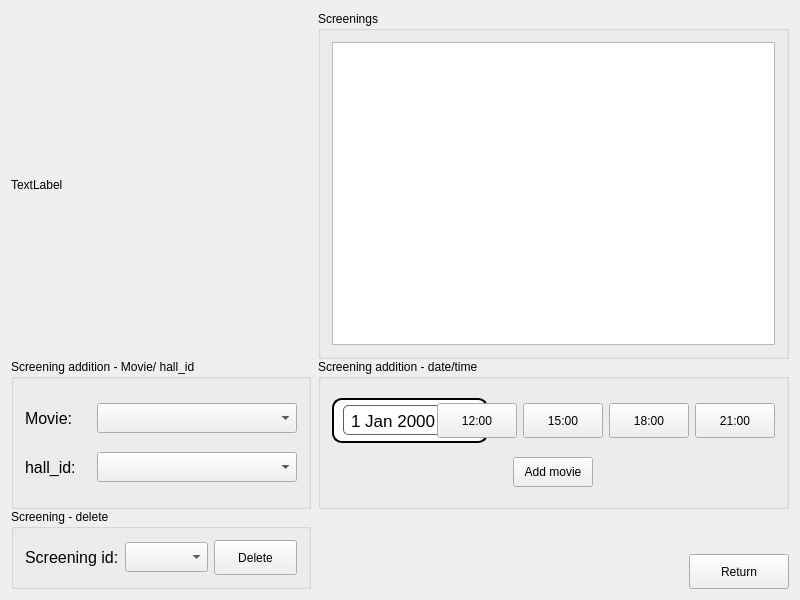
The window that ScreeningManager.ui (JustKoshi/QTCinemaProject) describes before a commit, drawn with Qt 5.
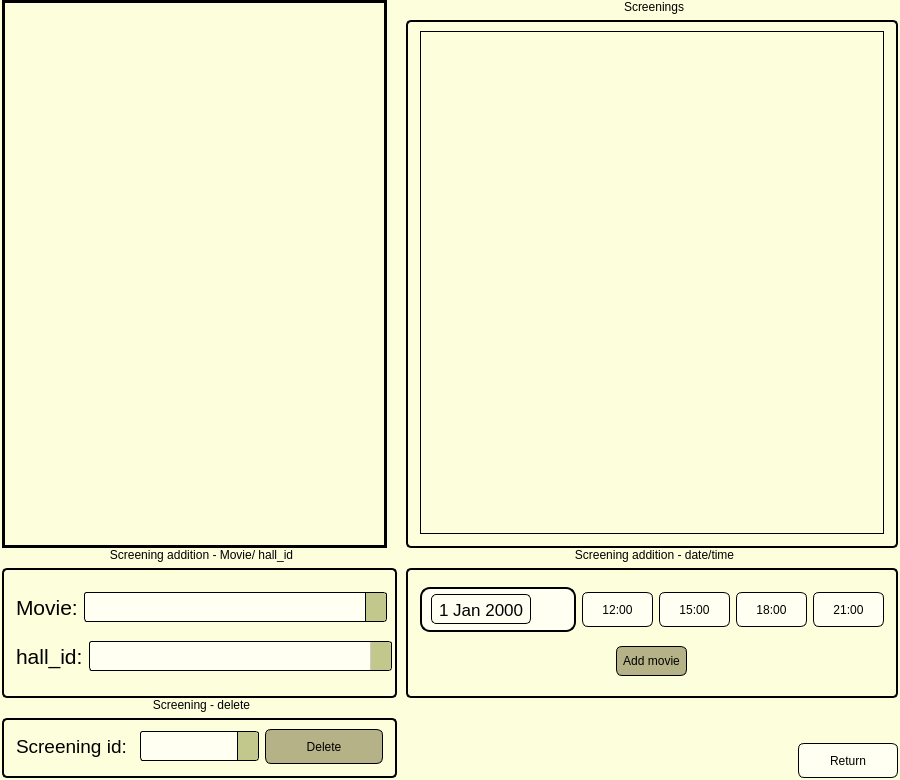
The same window after the commit. Icons and pictures are not drawn.

What changed in the file:
```diff
--- a/ScreeningManager.ui
+++ b/ScreeningManager.ui
@@ -6,28 +6,45 @@
    <rect>
     <x>0</x>
     <y>0</y>
-    <width>800</width>
-    <height>600</height>
+    <width>900</width>
+    <height>780</height>
    </rect>
   </property>
   <property name="minimumSize">
    <size>
-    <width>800</width>
-    <height>600</height>
+    <width>900</width>
+    <height>780</height>
    </size>
   </property>
   <property name="maximumSize">
    <size>
-    <width>829</width>
+    <width>900</width>
     <height>16777215</height>
    </size>
   </property>
   <property name="windowTitle">
    <string>ScreeningManager</string>
   </property>
+  <property name="styleSheet">
+   <string notr="true">QWidget{
+background-color: rgb(253, 255, 220)
+}</string>
+  </property>
   <layout class="QHBoxLayout" name="horizontalLayout_5">
+   <property name="leftMargin">
+    <number>2</number>
+   </property>
+   <property name="topMargin">
+    <number>0</number>
+   </property>
+   <property name="rightMargin">
+    <number>2</number>
+   </property>
+   <property name="bottomMargin">
+    <number>2</number>
+   </property>
    <item>
-    <layout class="QGridLayout" name="gridLayout">
+    <layout class="QGridLayout" name="gridLayout" rowstretch="0,0,0" columnstretch="0,0">
      <property name="leftMargin">
       <number>0</number>
      </property>
@@ -35,7 +52,7 @@
       <number>0</number>
      </property>
      <property name="horizontalSpacing">
-      <number>7</number>
+      <number>9</number>
      </property>
      <property name="verticalSpacing">
       <number>0</number>
@@ -48,13 +65,77 @@
          <height>35</height>
         </size>
        </property>
+       <property name="styleSheet">
+        <string notr="true">QPushButton {
+    background-color: rgb(255, 255, 242);
+    border: 1px solid black;
+    border-radius: 6px;
+    padding: 6px;
+}
+
+QPushButton:hover {
+    background-color: rgb(182, 178, 135);
+}
+
+QPushButton:pressed {
+    background-color: #d0d0d0;
+}</string>
+       </property>
        <property name="text">
         <string>Return</string>
        </property>
       </widget>
      </item>
+     <item row="0" column="0">
+      <widget class="QLabel" name="label_3">
+       <property name="minimumSize">
+        <size>
+         <width>385</width>
+         <height>523</height>
+        </size>
+       </property>
+       <property name="maximumSize">
+        <size>
+         <width>385</width>
+         <height>16777215</height>
+        </size>
+       </property>
+       <property name="styleSheet">
+        <string notr="true">QLabel{
+	border: 3px solid black;
+	image: url(:/ProjectionScreen/Resource files/posters/cinemaposter.png);
+	
+}</string>
+       </property>
+       <property name="lineWidth">
+        <number>0</number>
+       </property>
+       <property name="text">
+        <string/>
+       </property>
+       <property name="margin">
+        <number>0</number>
+       </property>
+      </widget>
+     </item>
      <item row="2" column="0">
       <widget class="QGroupBox" name="groupBox_3">
+       <property name="styleSheet">
+        <string notr="true">QGroupBox {
+    border: 2px solid black;
+    border-radius: 5px;
+    margin-top: 20px;
+    padding: 10px;
+}
+
+QGroupBox::title {
+    subcontrol-origin: margin;
+    subcontrol-position: top center; /* pozycja tytułu */
+    padding: 0 5px;
+    background-color: transparent;
+    color: black;
+}</string>
+       </property>
        <property name="title">
         <string>Screening - delete</string>
        </property>
@@ -63,7 +144,8 @@
          <widget class="QLabel" name="label">
           <property name="font">
            <font>
-            <pointsize>12</pointsize>
+            <family>Arial</family>
+            <pointsize>14</pointsize>
            </font>
           </property>
           <property name="text">
@@ -75,20 +157,79 @@
          <widget class="QComboBox" name="comboBox_screening_id">
           <property name="minimumSize">
            <size>
-            <width>0</width>
+            <width>119</width>
             <height>30</height>
            </size>
           </property>
+          <property name="maximumSize">
+           <size>
+            <width>90</width>
+            <height>16777215</height>
+           </size>
+          </property>
+          <property name="styleSheet">
+           <string notr="true">QComboBox {
+   	background-color: rgb(255, 255, 242);
+    border: 1px solid black;
+    border-radius: 3px;
+    padding: 1px 18px 1px 3px;
+    min-width: 6em;
+}
+
+QComboBox:hover {
+    border: 1px solid #aaa;
+}
+
+QComboBox::drop-down {
+    subcontrol-origin: padding;
+    subcontrol-position: right;
+    width: 20px;
+    border-left-width: 1px;
+    border-left-color: black;
+    border-left-style: solid;
+    border-top-right-radius: 3px;
+    border-bottom-right-radius: 3px;
+  background-color: rgb(194, 200, 140);
+}
+
+QComboBox::down-arrow {
+    image: url(:/ProjectionScreen/Resource files/icons/down2.png);
+	width: 16px;
+	height: 16px;
+}
+
+QComboBox::down-arrow:on {
+    top: 1px;
+    left: 1px;
+}</string>
+          </property>
          </widget>
         </item>
         <item>
          <widget class="QPushButton" name="pushButton_delete_screening">
           <property name="minimumSize">
            <size>
-            <width>0</width>
+            <width>100</width>
             <height>35</height>
            </size>
           </property>
+          <property name="styleSheet">
+           <string notr="true">QPushButton {
+       background-color: rgb(182, 178, 135);
+    border: 1px solid black;
+    border-radius: 6px;
+    padding: 6px;
+}
+
+QPushButton:hover {
+
+ background-color: rgb(255, 255, 242);
+}
+
+QPushButton:pressed {
+    background-color: #d0d0d0;
+}</string>
+          </property>
           <property name="text">
            <string>Delete</string>
           </property>
@@ -97,21 +238,30 @@
        </layout>
       </widget>
      </item>
-     <item row="0" column="0">
-      <widget class="QLabel" name="label_3">
-       <property name="minimumSize">
-        <size>
-         <width>300</width>
-         <height>300</height>
-        </size>
-       </property>
-       <property name="text">
-        <string>TextLabel</string>
-       </property>
-      </widget>
-     </item>
      <item row="1" column="0">
       <widget class="QGroupBox" name="groupBox_2">
+       <property name="maximumSize">
+        <size>
+         <width>395</width>
+         <height>16777215</height>
+        </size>
+       </property>
+       <property name="styleSheet">
+        <string notr="true">QGroupBox {
+    border: 2px solid black;
+    border-radius: 5px;
+    margin-top: 20px;
+    padding: 10px;
+}
+
+QGroupBox::title {
+    subcontrol-origin: margin;
+    subcontrol-position: top center; /* pozycja tytułu */
+    padding: 0 5px;
+    background-color: transparent;
+    color: black;
+}</string>
+       </property>
        <property name="title">
         <string>Screening addition - Movie/ hall_id</string>
        </property>
@@ -122,7 +272,8 @@
            <widget class="QLabel" name="label_movie">
             <property name="font">
              <font>
-              <pointsize>12</pointsize>
+              <family>Arial</family>
+              <pointsize>16</pointsize>
              </font>
             </property>
             <property name="text">
@@ -130,14 +281,56 @@
             </property>
            </widget>
           </item>
-          <item>
+          <item alignment="Qt::AlignLeft">
            <widget class="QComboBox" name="comboBox_movies">
             <property name="minimumSize">
              <size>
-              <width>200</width>
+              <width>270</width>
               <height>30</height>
              </size>
             </property>
+            <property name="maximumSize">
+             <size>
+              <width>260</width>
+              <height>16777215</height>
+             </size>
+            </property>
+            <property name="styleSheet">
+             <string notr="true">QComboBox {
+   	background-color: rgb(255, 255, 242);
+    border: 1px solid black;
+    border-radius: 3px;
+    padding: 1px 18px 1px 3px;
+    min-width: 280px
+}
+
+QComboBox:hover {
+    border: 1px solid #aaa;
+}
+
+QComboBox::drop-down {
+    subcontrol-origin: padding;
+    subcontrol-position: right;
+    width: 20px;
+    border-left-width: 1px;
+    border-left-color: black;
+    border-left-style: solid;
+    border-top-right-radius: 3px;
+    border-bottom-right-radius: 3px;
+    background-color: rgb(194, 200, 140);
+}
+
+QComboBox::down-arrow {
+    image: url(:/ProjectionScreen/Resource files/icons/down2.png);
+	width: 16px;
+	height: 16px;
+}
+
+QComboBox::down-arrow:on {
+    top: 1px;
+    left: 1px;
+}</string>
+            </property>
            </widget>
           </item>
          </layout>
@@ -154,7 +347,8 @@
             </property>
             <property name="font">
              <font>
-              <pointsize>12</pointsize>
+              <family>Arial</family>
+              <pointsize>16</pointsize>
              </font>
             </property>
             <property name="text">
@@ -162,14 +356,77 @@
             </property>
            </widget>
           </item>
-          <item>
+          <item alignment="Qt::AlignLeft">
            <widget class="QComboBox" name="comboBox_hall">
             <property name="minimumSize">
              <size>
-              <width>200</width>
+              <width>270</width>
               <height>30</height>
              </size>
             </property>
+            <property name="maximumSize">
+             <size>
+              <width>270</width>
+              <height>16777215</height>
+             </size>
+            </property>
+            <property name="styleSheet">
+             <string notr="true">QComboBox {
+   	background-color: rgb(255, 255, 242);
+    border: 1px solid black;
+    border-radius: 3px;
+    padding: 1px 18px 1px 3px;
+    min-width: 280px;
+}
+
+QComboBox:hover {
+    border: 1px solid #aaa;
+}
+
+QComboBox::drop-down {
+    subcontrol-origin: padding;
+    subcontrol-position: right;
+    width: 20px;
+    border-left-width: 1px;
+    border-left-color: black;
+    border-left-style: solid;
+    border-top-right-radius: 3px;
+    border-bottom-right-radius: 3px;
+background-color: rgb(194, 200, 140);
+}
+
+QComboBox::down-arrow {
+    image: url(:/ProjectionScreen/Resource files/icons/down2.png);
+	width: 16px;
+	height: 16px;
+}
+
+QComboBox::down-arrow:on {
+    top: 1px;
+    left: 1px;
+}
+QComboBox::drop-down {
+    subcontrol-origin: padding;
+    subcontrol-position: right;
+    width: 20px;
+    border-left-width: 1px;
+    border-left-color: #ccc;
+    border-left-style: solid;
+    border-top-right-radius: 3px;
+    border-bottom-right-radius: 3px;
+   background-color: rgb(194, 200, 140);
+}
+
+QComboBox::down-arrow {
+    image: url(:/ProjectionScreen/Resource files/icons/down2.png);
+	width: 16px;
+	height: 16px;
+}
+QComboBox::down-arrow:on {
+    top: 1px;
+    left: 1px;
+}</string>
+            </property>
            </widget>
           </item>
          </layout>
@@ -177,25 +434,6 @@
        </layout>
       </widget>
      </item>
-     <item row="0" column="1">
-      <widget class="QGroupBox" name="groupBox_4">
-       <property name="title">
-        <string>Screenings</string>
-       </property>
-       <layout class="QHBoxLayout" name="horizontalLayout_6">
-        <item>
-         <widget class="QTableView" name="screening_table">
-          <property name="minimumSize">
-           <size>
-            <width>280</width>
-            <height>300</height>
-           </size>
-          </property>
-         </widget>
-        </item>
-       </layout>
-      </widget>
-     </item>
      <item row="1" column="1">
       <widget class="QGroupBox" name="groupBox">
        <property name="minimumSize">
@@ -204,6 +442,22 @@
          <height>150</height>
         </size>
        </property>
+       <property name="styleSheet">
+        <string notr="true">QGroupBox {
+    border: 2px solid black;
+    border-radius: 5px;
+    margin-top: 20px;
+    padding: 10px;
+}
+
+QGroupBox::title {
+    subcontrol-origin: margin;
+    subcontrol-position: top center; 
+    padding: 0 5px;
+    background-color: transparent;
+    color: black;
+}</string>
+       </property>
        <property name="title">
         <string>Screening addition - date/time</string>
        </property>
@@ -229,7 +483,7 @@
     border: 2px solid black;
     border-radius: 10px;
     padding: 5px;
-    background-color: white;
+    background-color:rgb(255, 255, 242);
 }</string>
             </property>
             <property name="frameShape">
@@ -281,8 +535,9 @@
 #dateEdit {
     font-size: 17px;
     padding: 5px;
-    border: 1px solid rgb(95, 95, 95);
+    border: 1px solid black;
     border-radius: 5px;
+	background-color: rgb(255, 255, 242);
 }</string>
                </property>
                <property name="wrapping">
@@ -329,6 +584,22 @@
               <height>35</height>
              </size>
             </property>
+            <property name="styleSheet">
+             <string notr="true">QPushButton {
+    background-color: rgb(255, 255, 242);
+    border: 1px solid black;
+    border-radius: 6px;
+    padding: 6px;
+}
+
+QPushButton:hover {
+    background-color: rgb(182, 178, 135);
+}
+
+QPushButton:pressed {
+    background-color: #d0d0d0;
+}</string>
+            </property>
             <property name="text">
              <string>12:00</string>
             </property>
@@ -342,6 +613,22 @@
               <height>35</height>
              </size>
             </property>
+            <property name="styleSheet">
+             <string notr="true">QPushButton {
+    background-color: rgb(255, 255, 242);
+    border: 1px solid black;
+    border-radius: 6px;
+    padding: 6px;
+}
+
+QPushButton:hover {
+    background-color: rgb(182, 178, 135);
+}
+
+QPushButton:pressed {
+    background-color: #d0d0d0;
+}</string>
+            </property>
             <property name="text">
              <string>15:00</string>
             </property>
@@ -355,6 +642,22 @@
               <height>35</height>
              </size>
             </property>
+            <property name="styleSheet">
+             <string notr="true">QPushButton {
+    background-color: rgb(255, 255, 242);
+    border: 1px solid black;
+    border-radius: 6px;
+    padding: 6px;
+}
+
+QPushButton:hover {
+    background-color: rgb(182, 178, 135);
+}
+
+QPushButton:pressed {
+    background-color: #d0d0d0;
+}</string>
+            </property>
             <property name="text">
              <string>18:00</string>
             </property>
@@ -368,6 +671,22 @@
               <height>35</height>
              </size>
             </property>
+            <property name="styleSheet">
+             <string notr="true">QPushButton {
+    background-color: rgb(255, 255, 242);
+    border: 1px solid black;
+    border-radius: 6px;
+    padding: 6px;
+}
+
+QPushButton:hover {
+    background-color: rgb(182, 178, 135);
+}
+
+QPushButton:pressed {
+    background-color: #d0d0d0;
+}</string>
+            </property>
             <property name="text">
              <string>21:00</string>
             </property>
@@ -383,6 +702,23 @@
             <height>30</height>
            </size>
           </property>
+          <property name="styleSheet">
+           <string notr="true">QPushButton {
+ 
+ background-color: rgb(182, 178, 135);
+    border: 1px solid black;
+    border-radius: 6px;
+    padding: 6px;
+}
+
+QPushButton:hover {
+   background-color: rgb(255, 255, 242);
+}
+
+QPushButton:pressed {
+    background-color: #d0d0d0;
+}</string>
+          </property>
           <property name="text">
            <string>Add movie</string>
           </property>
@@ -397,6 +733,77 @@
        </layout>
       </widget>
      </item>
+     <item row="0" column="1">
+      <widget class="QGroupBox" name="groupBox_4">
+       <property name="styleSheet">
+        <string notr="true">QGroupBox {
+    border: 2px solid black;
+    border-radius: 5px;
+    margin-top: 20px;
+    padding: 10px;
+}
+
+QGroupBox::title {
+    subcontrol-origin: margin;
+    subcontrol-position: top center; 
+    padding: 0 5px;
+    background-color: transparent;
+    color: black;
+}</string>
+       </property>
+       <property name="title">
+        <string>Screenings</string>
+       </property>
+       <layout class="QHBoxLayout" name="horizontalLayout_6">
+        <item>
+         <widget class="QTableView" name="screening_table">
+          <property name="minimumSize">
+           <size>
+            <width>280</width>
+            <height>300</height>
+           </size>
+          </property>
+          <property name="styleSheet">
+           <string notr="true">QTableView {
+    background-color: rgb(253, 255, 220);
+    alternate-background-color: rgb(240, 248, 255);
+    gridline-color: rgb(220, 220, 220);
+    border: 1px solid black;
+}
+
+QHeaderView::section {
+    background-color: rgb(182, 178, 135);
+    color: black;
+    padding: 4px;
+    border: 1px solid rgb black;
+}
+
+QTableView::item {
+    border: none;
+    padding: 4px;
+}
+
+QTableView::item:selected {
+    background-color: rgb(200, 230, 255);
+    color: black;
+}
+
+QTableView QToolButton {
+    background-color: rgb(180, 178, 140); 
+    border: none; 
+    padding: 4px;
+    border-radius: 3px; 
+}
+
+QTableView QToolButton:hover {
+    background-color: rgb(182, 178, 135);
+}</string>
+          </property>
+         </widget>
+        </item>
+       </layout>
+      </widget>
+     </item>
     </layout>
    </item>
   </layout>
```
